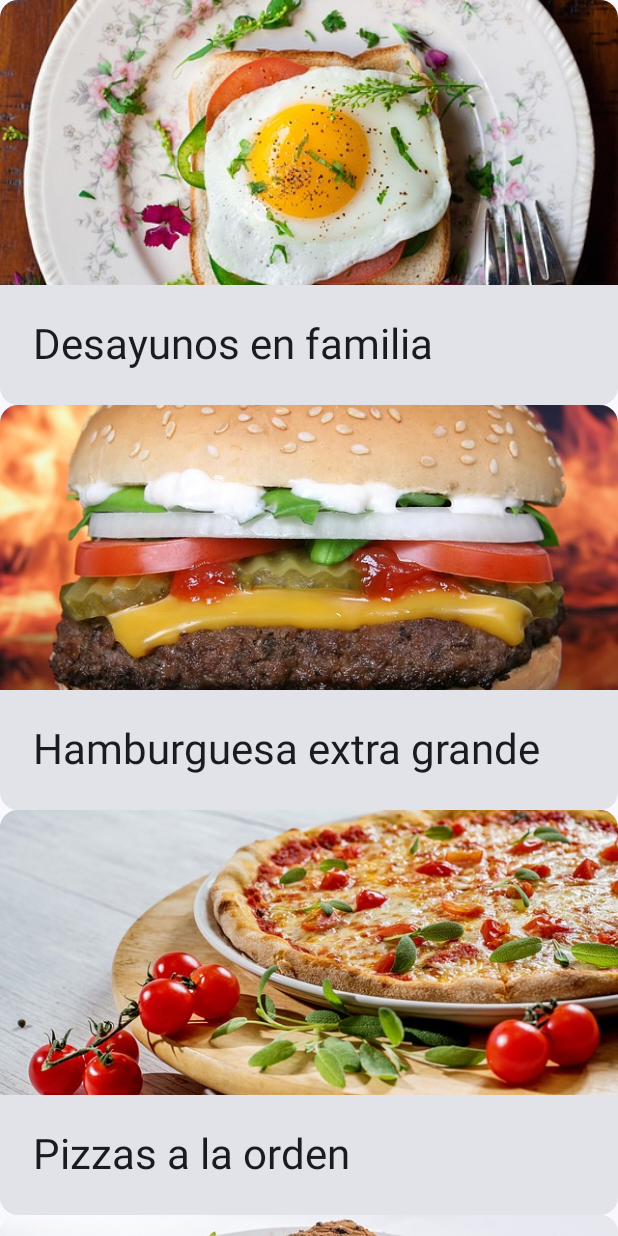
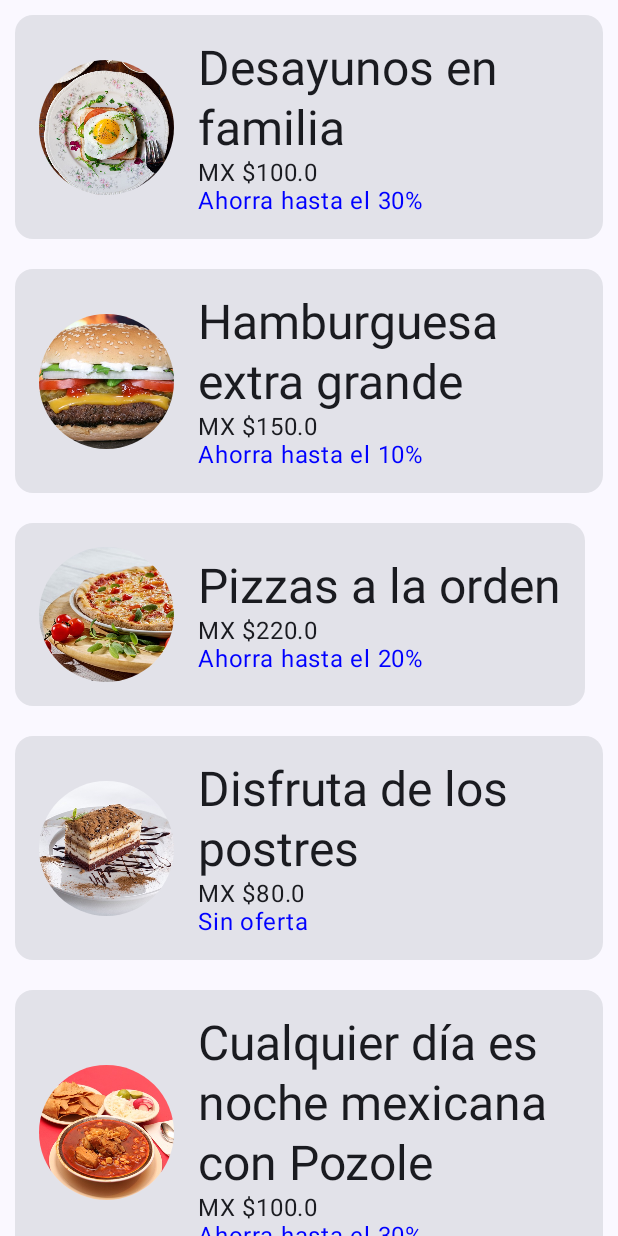
Before and after one commit to AllanJeronimo/ListaComida-2025-I, an Android app built with Jetpack Compose: the screen it shows after launch (MainActivity), on a phone screen of 412 x 824 dp. Run offline under Robolectric (Android 15) with nearby library versions, the phone set to English and light mode, and no system bars.

Commit message:
Ejercicio3

```diff
--- a/app/src/main/java/com/example/listacomida_2025_i/data/DataSource.kt
+++ b/app/src/main/java/com/example/listacomida_2025_i/data/DataSource.kt
@@ -7,13 +7,12 @@ class DataSource{
 
     fun loadPlatillos():List<Platillo>{
         return listOf<Platillo>(
-            Platillo(R.string.desayuno , R.drawable.desayuno),
-            Platillo(R.string.hamburger , R.drawable.hamburger),
-            Platillo(R.string.pizza , R.drawable.pizza),
-            Platillo(R.string.postre, R.drawable.postre),
-            Platillo(R.string.pozole , R.drawable.pozole),
-            Platillo(R.string.Tacos , R.drawable.tacos)
-
+            Platillo(R.string.desayuno , R.drawable.desayuno, "MX $100.0", "Ahorra hasta el 30%"),
+            Platillo(R.string.hamburger , R.drawable.hamburger, "MX $150.0", "Ahorra hasta el 10%"),
+            Platillo(R.string.pizza , R.drawable.pizza, "MX $220.0", "Ahorra hasta el 20%"),
+            Platillo(R.string.postre, R.drawable.postre, "MX $80.0", "Sin oferta"),
+            Platillo(R.string.pozole , R.drawable.pozole, "MX $100.0", "Ahorra hasta el 30%"),
+            Platillo(R.string.Tacos , R.drawable.tacos, "MX $90.0", "Ahorra hasta el 15%")
         )
     }
 
--- a/app/src/main/java/com/example/listacomida_2025_i/model/Platillo.kt
+++ b/app/src/main/java/com/example/listacomida_2025_i/model/Platillo.kt
@@ -5,5 +5,7 @@ import androidx.annotation.StringRes
 
 data class Platillo(
     @StringRes val stringResourcesId: Int,
-    @DrawableRes val drawableResourceId: Int
+    @DrawableRes val drawableResourceId: Int,
+    val precio: String,
+    val oferta: String
 )
--- a/app/src/main/java/com/example/listacomida_2025_i/ui/view/MenuCard.kt
+++ b/app/src/main/java/com/example/listacomida_2025_i/ui/view/MenuCard.kt
@@ -2,9 +2,11 @@ package com.example.listacomida_2025_i.ui.view
 
 import androidx.compose.foundation.Image
 import androidx.compose.foundation.layout.Column
+import androidx.compose.foundation.layout.Row
 import androidx.compose.foundation.layout.fillMaxWidth
 import androidx.compose.foundation.layout.height
 import androidx.compose.foundation.layout.padding
+import androidx.compose.foundation.layout.size
 import androidx.compose.material3.Card
 import androidx.compose.material3.MaterialTheme
 import androidx.compose.material3.Text
@@ -17,27 +19,46 @@ import androidx.compose.ui.res.stringResource
 import androidx.compose.ui.tooling.preview.Preview
 import androidx.compose.ui.unit.dp
 import com.example.listacomida_2025_i.model.Platillo
+import androidx.compose.ui.draw.clip
+import androidx.compose.foundation.shape.CircleShape
+import androidx.compose.ui.graphics.Color
 
 @Composable
 fun MenuCard(
     platillo: Platillo,
     modifier: Modifier
 ){
-    Card (Modifier){
-        Column {
+    Card (modifier){
+        Row(
+            modifier = Modifier.padding(16.dp),
+            verticalAlignment = androidx.compose.ui.Alignment.CenterVertically
+        ) {
             Image   (
-          painter = painterResource(id=platillo.drawableResourceId),
+                painter = painterResource(id=platillo.drawableResourceId),
                 contentDescription = stringResource(id=platillo.stringResourcesId),
                 modifier=Modifier
-                    .fillMaxWidth()
-                    .height(190.dp),
+                    .size(90.dp)
+                    .clip(CircleShape),
                 contentScale = ContentScale.Crop
             )
-            Text(
-                text = LocalContext.current.getString(platillo.stringResourcesId),
-                modifier = Modifier.padding(22.dp),
-                style = MaterialTheme.typography.headlineMedium
-            )
+            Column (
+                modifier = Modifier
+                    .padding(start = 16.dp)
+            ){
+                Text(
+                    text = LocalContext.current.getString(platillo.stringResourcesId),
+                    style = MaterialTheme.typography.headlineLarge
+                )
+                Text(
+                    text = platillo.precio,
+                    style = MaterialTheme.typography.bodyLarge
+                )
+                Text(
+                    text = platillo.oferta,
+                    style = MaterialTheme.typography.bodyLarge,
+                    color = Color.Blue
+                )
+            }
         }
     }
 }
--- a/app/src/main/java/com/example/listacomida_2025_i/ui/view/MenuCardList.kt
+++ b/app/src/main/java/com/example/listacomida_2025_i/ui/view/MenuCardList.kt
@@ -14,12 +14,12 @@ fun MenuCardList(
     modifier: Modifier
 ){
     LazyColumn (modifier){
-    items(platilloList){
-        platillo -> MenuCard(
+        items(platilloList){
+                platillo -> MenuCard(
             platillo = platillo,
-            modifier.padding(10.dp)
+            Modifier.padding(10.dp)
         )
-    }
+        }
     }
 
 }
```
